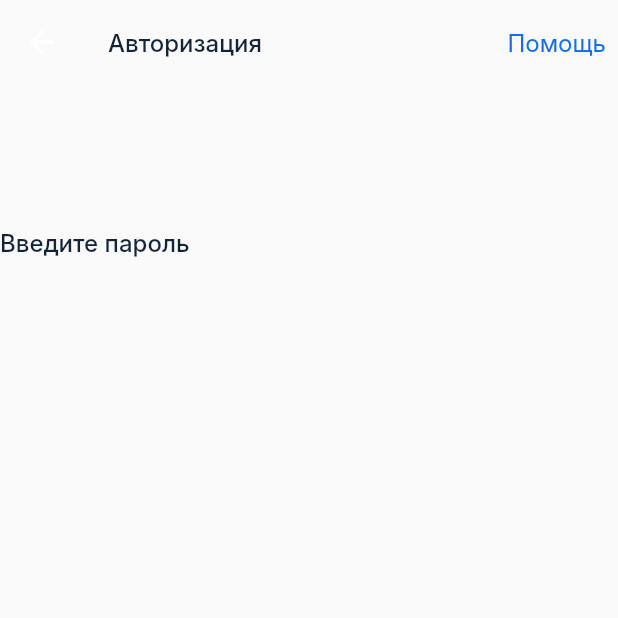
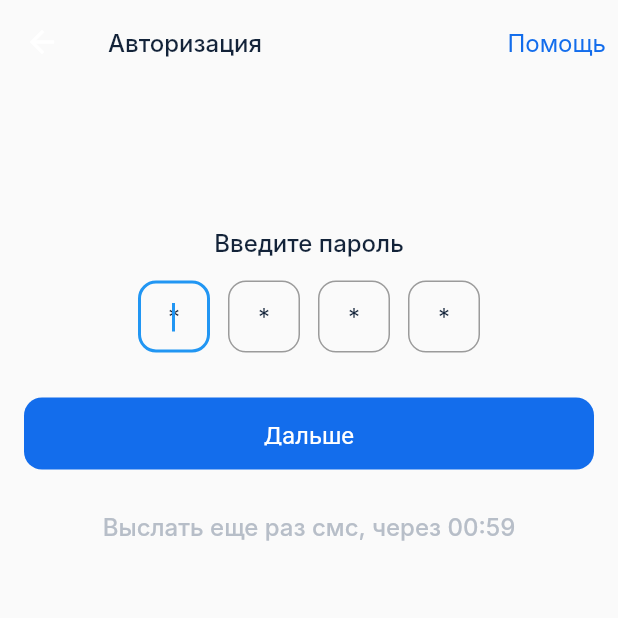
Before and after one commit to Nadia-ru/praktika_volsu, a Flutter app: the screen it shows after launch, on a phone screen of 412 x 824 dp, the top half of it. Run offline on Flutter 3.47's test engine with Material 2 defaults, Android fonts, the phone set to English and light mode, and no system bars; Roboto replaces fonts that are missing (Inter).

Commit message:
code input widget

```diff
--- a/lib/widgets/auth/code_input_widget.dart
+++ b/lib/widgets/auth/code_input_widget.dart
@@ -8,6 +8,26 @@ class CodeInputWidget extends StatefulWidget {
 }
 
 class _CodeInputWidgetState extends State<CodeInputWidget> {
+  final TextEditingController _fieldOne = TextEditingController();
+  final TextEditingController _fieldTwo = TextEditingController();
+  final TextEditingController _fieldThree = TextEditingController();
+  final TextEditingController _fieldFour = TextEditingController();
+
+  String? _otp;
+  String? errorText =null;
+
+  void _code_input(){
+   String srv = _fieldOne.text +
+        _fieldTwo.text +
+        _fieldThree.text +
+        _fieldFour.text;
+   if(srv=="0000")  {
+     errorText = null;
+   Navigator.of(context).pushNamed('/main_screen');
+  } else {
+     errorText ="Неверный код, введите корректные данные";
+  }
+  }
   @override
   Widget build(BuildContext context) {
     return Scaffold(
@@ -34,18 +54,101 @@ class _CodeInputWidgetState extends State<CodeInputWidget> {
             ),
           ]),
       body: Column(
-        children: const [
-          SizedBox(
+        children:  [
+          const SizedBox(
             height: 96,
           ),
-          Text("Введите пароль",
+          const Text("Введите пароль",
               style: TextStyle(
                 fontSize: 16,
                 color: Color(0xFF132339),
                 fontWeight: FontWeight.w500,
-              ))
+              )),
+          const SizedBox(height: 10,),
+          Row(
+            mainAxisAlignment: MainAxisAlignment.center,
+            children: [
+              OtpInput(_fieldOne, true), // auto focus
+              OtpInput(_fieldTwo, false),
+              OtpInput(_fieldThree, false),
+              OtpInput(_fieldFour, false)
+            ],
+          ),
+          const SizedBox(height:24),
+          Padding(
+            padding: const EdgeInsets.symmetric(horizontal: 16),
+            child: SizedBox(
+              width: double.infinity,
+              height: 48,
+              child: TextButton(
+                  style: ButtonStyle(
+                    backgroundColor:
+                    MaterialStateProperty.all(const Color(0xFF136DEC)),
+                    foregroundColor:
+                    MaterialStateProperty.all(const Color(0xFFFFFFFF)),
+                    textStyle: MaterialStateProperty.all(const TextStyle(
+                      fontSize: 16,
+                      fontWeight: FontWeight.w400,
+                    )),
+                    padding: MaterialStateProperty.all(
+                        const EdgeInsets.symmetric(vertical: 16.0)),
+                    shape: MaterialStateProperty.all(RoundedRectangleBorder(
+                      borderRadius: BorderRadius.circular(12.0),
+                    )),
+                  ),
+                  onPressed:_code_input,
+                  child: const Text('Дальше')),
+            ),
+          ),
+          const SizedBox(height: 28,),
+          const Center(
+            child: Text(
+          'Выслать еще раз смс, через 00:59',
+                style: TextStyle(
+                  fontSize: 16,
+                  color: Color(0xFFB7BEC8),
+                  fontWeight: FontWeight.w500,
+                )),
+          )
         ],
       ),
     );
   }
 }
+class OtpInput extends StatelessWidget {
+  final TextEditingController controller;
+  final bool autoFocus;
+  const OtpInput(this.controller, this.autoFocus, {Key? key}) : super(key: key);
+
+  @override
+  Widget build(BuildContext context) {
+    return Padding(
+      padding: const EdgeInsets.all(6.0),
+      child: SizedBox(
+        height: 48,
+        width:48,
+        child: TextField(
+          autofocus: autoFocus,
+          textAlign: TextAlign.center,
+          keyboardType: TextInputType.number,
+          controller: controller,
+          maxLength: 1,
+          cursorColor: Theme.of(context).primaryColor,
+          decoration: const InputDecoration(
+              border: OutlineInputBorder(
+                  borderRadius: BorderRadius.all(Radius.circular(12.0)),
+                  borderSide: BorderSide(color: Color(0xFFF6F8FB), width: 1.0)),
+              counterText: '',
+              contentPadding: EdgeInsets.all(0),
+              hintText: '*',
+              hintStyle: TextStyle(color: Color(0xFF132339), fontSize: 16)),
+          onChanged: (value) {
+            if (value.length == 1) {
+              FocusScope.of(context).nextFocus();
+            }
+          },
+        ),
+      ),
+    );
+  }
+}
```
